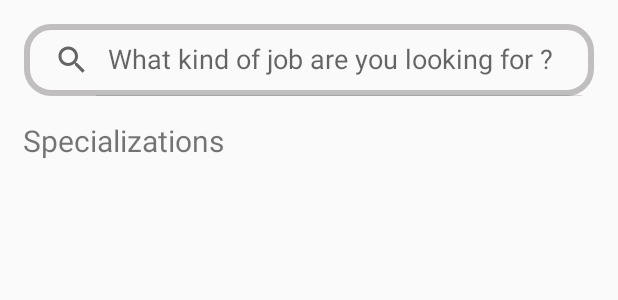
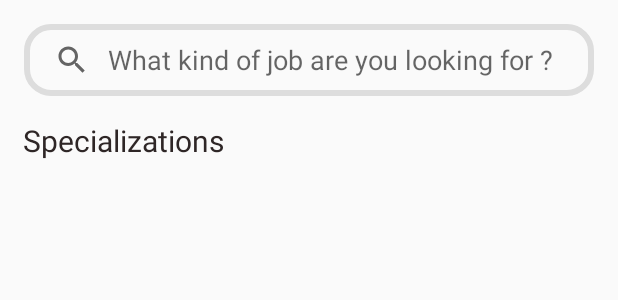
Before and after one commit to chorouk-elbojaddaini/AndroidProject, an Android app: the layout fragment_search.xml on its own in the app's theme, with its tools: preview values and no code run, on a phone screen of 412 x 824 dp. Shown: the top 300 px of the screen. Run offline under Robolectric (Android 15) with nearby library versions, the phone set to English and light mode, and no system bars.

Commit message:
Save/Search

```diff
--- a/app/src/main/java/com/example/reachme2/itemList.java
+++ b/app/src/main/java/com/example/reachme2/itemList.java
@@ -17,7 +17,7 @@ public class itemList {
        //methods
        public String getName() { return name; }
        public String getMnemonic(){ return mnemonic;}
-    public double getPrice(){ return price;}
+       public double getPrice(){ return price; }
 
 
 }
--- a/app/src/main/java/com/example/reachme2/itemListAdapter.java
+++ b/app/src/main/java/com/example/reachme2/itemListAdapter.java
@@ -61,5 +61,5 @@ public class itemListAdapter extends BaseAdapter{
         itemMnemonicView.setImageResource(RId);
 
         return view;
+    }
 }
-}
--- a/app/src/main/res/drawable/computer.xml
+++ /dev/null
@@ -1,5 +0,0 @@
-<vector android:height="70dp" android:tint="#000000"
-    android:viewportHeight="24" android:viewportWidth="24"
-    android:width="70dp" xmlns:android="http://schemas.android.com/apk/res/android">
-    <path android:fillColor="@android:color/white" android:pathData="M20,18c1.1,0 1.99,-0.9 1.99,-2L22,6c0,-1.1 -0.9,-2 -2,-2H4c-1.1,0 -2,0.9 -2,2v10c0,1.1 0.9,2 2,2H0v2h24v-2h-4zM4,6h16v10H4V6z"/>
-</vector>
--- a/app/src/main/res/drawable/searchviewbackg.xml
+++ b/app/src/main/res/drawable/searchviewbackg.xml
@@ -2,6 +2,6 @@
 <shape xmlns:android="http://schemas.android.com/apk/res/android"
     android:shape="rectangle">
 <corners android:radius="16dp"/>
-    <stroke android:color="#C0BEBE"
+    <stroke android:color="@color/dark_grey"
         android:width="4dp"/>
 </shape>
--- a/app/src/main/res/layout/fragment_search.xml
+++ b/app/src/main/res/layout/fragment_search.xml
@@ -22,7 +22,8 @@
                android:layout_marginHorizontal="16dp"
                android:layout_marginTop="16dp"
                android:layout_marginBottom="16dp"
-               android:background="@drawable/searchviewbackg"/>
+               android:background="@drawable/searchviewbackg"
+               android:queryBackground="@android:color/transparent"/>
 
        <TextView
            android:layout_width="wrap_content"
@@ -30,19 +31,18 @@
            android:text="Specializations"
            android:textSize="20dp"
            android:layout_marginLeft="15dp"
+           android:textColor="@color/black2"
 
 
 
            />
-       <GridView
+       <ListView
            android:id="@+id/searlist"
-           android:layout_width="wrap_content"
+           android:layout_width="match_parent"
            android:layout_height="wrap_content"
-           android:layout_marginStart="15dp"
-           android:layout_marginEnd="15dp"
-           android:numColumns="auto_fit"
+           android:layout_marginBottom="55dp"
            >
 
-       </GridView>
+       </ListView>
    </LinearLayout>
 </FrameLayout>
```
Also changed, not shown: app/src/main/java/com/example/reachme2/SearchFragment.java (+20 -5 lines), app/src/main/res/layout/fragment_saved.xml (+63 -3 lines), app/src/main/res/layout/singleframe.xml (+12 -10 lines). Lines whose indentation alone changed are shown as unchanged.
